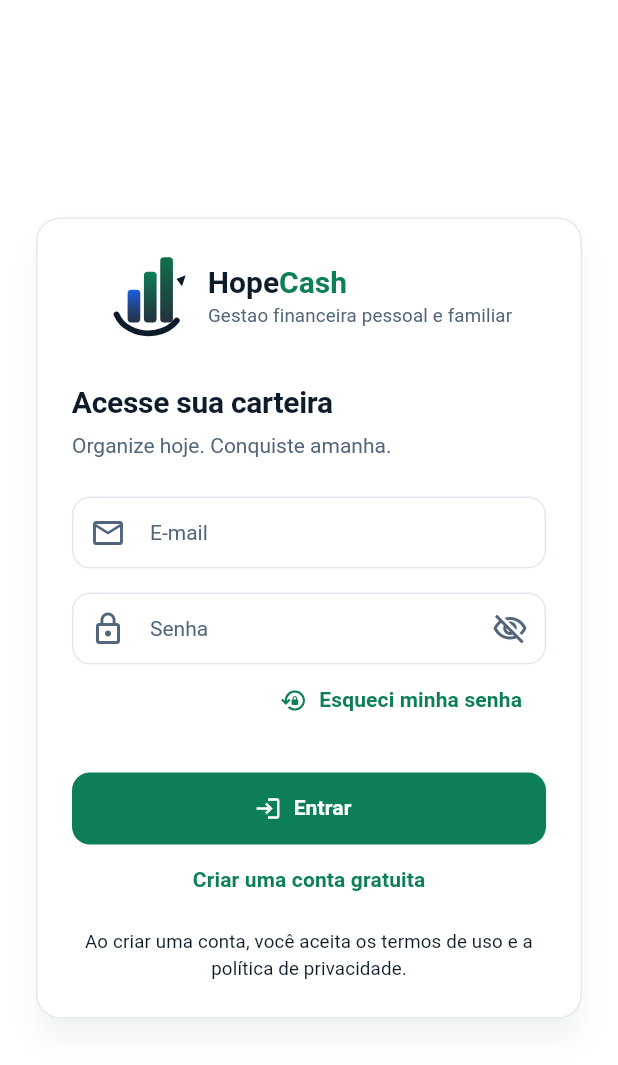
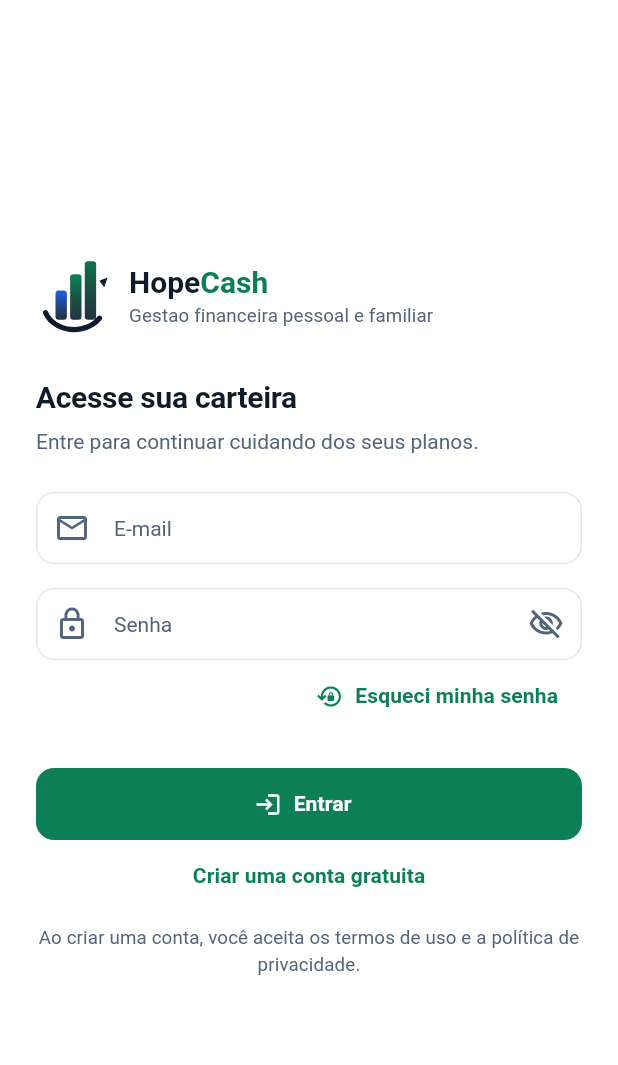
Before and after one commit to asanchezz01/HopeCash, a Flutter app: the screen it shows after launch, on a phone screen of 412 x 824 dp. Shown: the top 1065 px of the screen. Run offline on Flutter 3.47's test engine with Material 3 defaults, Android fonts, the phone set to English and light mode, and no system bars; our stand-ins replace connectivity_plus, dio, drift, drift_flutter, firebase_core, firebase_messaging and 9 more; missing offline and left inert: audio_session, excel, file_selector; accounts and stored records are empty; generated files the repository leaves out were written again.

Commit message:
melhoria no login

```diff
--- a/app/lib/presentation/screens/login_screen.dart
+++ b/app/lib/presentation/screens/login_screen.dart
@@ -4,7 +4,9 @@ import 'package:flutter/material.dart';
 import 'package:flutter/services.dart' show AutofillHints, TextInput;
 import 'package:flutter_riverpod/flutter_riverpod.dart';
 
+import '../../core/design_system/design_tokens.dart';
 import '../../core/providers.dart';
+import '../../core/theme/app_theme.dart';
 import '../../data/repositories/auth_repository.dart';
 import '../widgets/brand_logo.dart';
 
@@ -164,40 +166,65 @@ class _LoginScreenState extends ConsumerState<LoginScreen> {
   @override
   Widget build(BuildContext context) {
     final scheme = Theme.of(context).colorScheme;
+    final wide = MediaQuery.sizeOf(context).width >= HopeBreakpoints.tablet;
+    final form = _buildForm(context, scheme);
+
     return Scaffold(
       backgroundColor: scheme.surfaceContainerLowest,
-      body: Center(
+      body: wide
+          ? Row(
+              children: [
+                const Expanded(flex: 5, child: _HeroPanel()),
+                Expanded(
+                  flex: 4,
+                  child: Center(
                     child: SingleChildScrollView(
-          padding: const EdgeInsets.all(24),
+                      padding: const EdgeInsets.all(HopeSpacing.xxl),
+                      child: ConstrainedBox(
+                        constraints: const BoxConstraints(maxWidth: 400),
+                        child: form,
+                      ),
+                    ),
+                  ),
+                ),
+              ],
+            )
+          : SafeArea(
+              child: Center(
+                child: SingleChildScrollView(
+                  padding: const EdgeInsets.all(HopeSpacing.xl),
                   child: ConstrainedBox(
                     constraints: const BoxConstraints(maxWidth: 420),
-            child: Card(
-              elevation: 8,
-              shadowColor: scheme.primary.withValues(alpha: 0.12),
-              child: Padding(
-                padding: const EdgeInsets.all(24),
-                child: Form(
+                    child: form,
+                  ),
+                ),
+              ),
+            ),
+    );
+  }
+
+  Widget _buildForm(BuildContext context, ColorScheme scheme) {
+    return Form(
       key: _formKey,
       child: AutofillGroup(
         child: Column(
           mainAxisSize: MainAxisSize.min,
           crossAxisAlignment: CrossAxisAlignment.stretch,
           children: [
-                        const Center(
-                          child: HopeCashLogo(iconSize: 58, showTagline: true),
-                        ),
+            const HopeCashLogo(iconSize: 52, showTagline: true),
             const SizedBox(height: 28),
             Text(
-                          _isRegister
-                              ? 'Crie sua conta'
-                              : 'Acesse sua carteira',
+              _isRegister ? 'Crie sua conta' : 'Acesse sua carteira',
               style: Theme.of(context).textTheme.titleLarge,
             ),
             const SizedBox(height: 6),
             Text(
-                          'Organize hoje. Conquiste amanha.',
-                          style: Theme.of(context).textTheme.bodyMedium
-                              ?.copyWith(color: scheme.onSurfaceVariant),
+              _isRegister
+                  ? 'Comece agora a organizar sua vida financeira.'
+                  : 'Entre para continuar cuidando dos seus planos.',
+              style: Theme.of(
+                context,
+              ).textTheme.bodyMedium?.copyWith(color: scheme.onSurfaceVariant),
             ),
             const SizedBox(height: 24),
             if (_isRegister) ...[
@@ -224,9 +251,8 @@ class _LoginScreenState extends ConsumerState<LoginScreen> {
               keyboardType: TextInputType.emailAddress,
               textInputAction: TextInputAction.next,
               autofillHints: const [AutofillHints.email],
-                          validator: (v) => (v == null || !v.contains('@'))
-                              ? 'E-mail inválido'
-                              : null,
+              validator: (v) =>
+                  (v == null || !v.contains('@')) ? 'E-mail inválido' : null,
             ),
             const SizedBox(height: 16),
             TextFormField(
@@ -235,13 +261,13 @@ class _LoginScreenState extends ConsumerState<LoginScreen> {
                 labelText: 'Senha',
                 prefixIcon: const Icon(Icons.lock_outline),
                 suffixIcon: IconButton(
+                  tooltip: _obscure ? 'Mostrar senha' : 'Ocultar senha',
                   icon: Icon(
                     _obscure
                         ? Icons.visibility_off_outlined
                         : Icons.visibility_outlined,
                   ),
-                              onPressed: () =>
-                                  setState(() => _obscure = !_obscure),
+                  onPressed: () => setState(() => _obscure = !_obscure),
                 ),
               ),
               obscureText: _obscure,
@@ -252,22 +278,18 @@ class _LoginScreenState extends ConsumerState<LoginScreen> {
                     : AutofillHints.password,
               ],
               onFieldSubmitted: (_) => _submit(),
-                          validator: (v) => (v == null || v.length < 8)
-                              ? 'Mínimo de 8 caracteres'
-                              : null,
+              validator: (v) =>
+                  (v == null || v.length < 8) ? 'Mínimo de 8 caracteres' : null,
             ),
-                        if (!_isRegister) ...[
+            if (!_isRegister)
               Align(
                 alignment: Alignment.centerRight,
                 child: TextButton.icon(
-                              onPressed: _loading
-                                  ? null
-                                  : _showPasswordRecovery,
+                  onPressed: _loading ? null : _showPasswordRecovery,
                   icon: const Icon(Icons.lock_reset_outlined),
                   label: const Text('Esqueci minha senha'),
                 ),
               ),
-                        ],
             const SizedBox(height: 24),
             if (_error != null)
               Padding(
@@ -284,9 +306,7 @@ class _LoginScreenState extends ConsumerState<LoginScreen> {
                   ? const SizedBox(
                       height: 20,
                       width: 20,
-                                  child: CircularProgressIndicator(
-                                    strokeWidth: 2,
-                                  ),
+                      child: CircularProgressIndicator(strokeWidth: 2),
                     )
                   : Icon(
                       _isRegister
@@ -304,7 +324,7 @@ class _LoginScreenState extends ConsumerState<LoginScreen> {
                     }),
               child: Text(
                 _isRegister
-                                ? 'Ja tenho conta - entrar'
+                    ? 'Já tenho conta — entrar'
                     : 'Criar uma conta gratuita',
               ),
             ),
@@ -312,7 +332,78 @@ class _LoginScreenState extends ConsumerState<LoginScreen> {
             Text(
               'Ao criar uma conta, você aceita os termos de uso e a política de privacidade.',
               textAlign: TextAlign.center,
-                          style: Theme.of(context).textTheme.bodySmall,
+              style: Theme.of(
+                context,
+              ).textTheme.bodySmall?.copyWith(color: scheme.onSurfaceVariant),
+            ),
+          ],
+        ),
+      ),
+    );
+  }
+}
+
+class _HeroPanel extends StatelessWidget {
+  const _HeroPanel();
+
+  @override
+  Widget build(BuildContext context) {
+    final theme = Theme.of(context);
+    return Container(
+      decoration: const BoxDecoration(
+        gradient: LinearGradient(
+          begin: Alignment.topLeft,
+          end: Alignment.bottomRight,
+          colors: [AppTheme.deepBlue, AppTheme.primaryBlue],
+        ),
+      ),
+      child: LayoutBuilder(
+        builder: (context, constraints) => SingleChildScrollView(
+          child: ConstrainedBox(
+            constraints: BoxConstraints(minHeight: constraints.maxHeight),
+            child: Padding(
+              padding: const EdgeInsets.all(48),
+              child: Column(
+                mainAxisAlignment: MainAxisAlignment.center,
+                crossAxisAlignment: CrossAxisAlignment.start,
+                children: [
+                  Theme(
+                    data: theme.copyWith(
+                      colorScheme: theme.colorScheme.copyWith(
+                        onSurface: Colors.white,
+                        onSurfaceVariant: Colors.white70,
+                      ),
+                    ),
+                    child: const HopeCashLogo(iconSize: 64),
+                  ),
+                  const SizedBox(height: 40),
+                  Text(
+                    'Sua vida financeira, mais clara',
+                    style: theme.textTheme.displaySmall?.copyWith(
+                      color: Colors.white,
+                      fontWeight: FontWeight.w700,
+                    ),
+                  ),
+                  const SizedBox(height: 16),
+                  Text(
+                    'Organize o presente, planeje os próximos passos e mantenha suas decisões no controle.',
+                    style: theme.textTheme.titleMedium?.copyWith(
+                      color: Colors.white.withValues(alpha: 0.82),
+                      fontWeight: FontWeight.w400,
+                    ),
+                  ),
+                  const SizedBox(height: 40),
+                  const _HeroBullet(
+                    icon: Icons.account_balance_wallet_outlined,
+                    text: 'Contas, cartões e lançamentos em um só lugar',
+                  ),
+                  const _HeroBullet(
+                    icon: Icons.calendar_month_outlined,
+                    text: 'Planejamento para hoje e para os próximos meses',
+                  ),
+                  const _HeroBullet(
+                    icon: Icons.auto_awesome_outlined,
+                    text: 'Hope para entender seus dados e preparar ações',
                   ),
                 ],
               ),
@@ -320,8 +411,34 @@ class _LoginScreenState extends ConsumerState<LoginScreen> {
           ),
         ),
       ),
+    );
+  }
+}
+
+class _HeroBullet extends StatelessWidget {
+  const _HeroBullet({required this.icon, required this.text});
+
+  final IconData icon;
+  final String text;
+
+  @override
+  Widget build(BuildContext context) {
+    return Padding(
+      padding: const EdgeInsets.only(bottom: 16),
+      child: Row(
+        crossAxisAlignment: CrossAxisAlignment.start,
+        children: [
+          Icon(icon, color: AppTheme.hopeGreenBright, size: 22),
+          const SizedBox(width: 12),
+          Expanded(
+            child: Text(
+              text,
+              style: Theme.of(context).textTheme.bodyLarge?.copyWith(
+                color: Colors.white.withValues(alpha: 0.9),
               ),
             ),
+          ),
+        ],
       ),
     );
   }
```
Also changed, not shown: 1 other file. Lines whose indentation alone changed are shown as unchanged.
